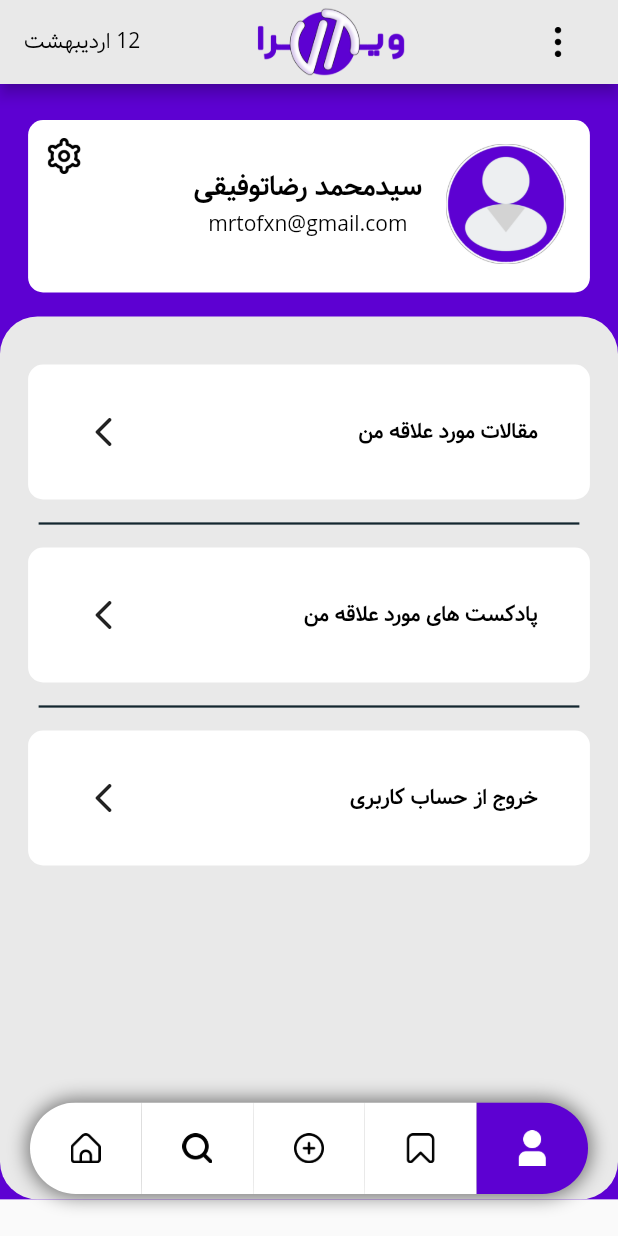
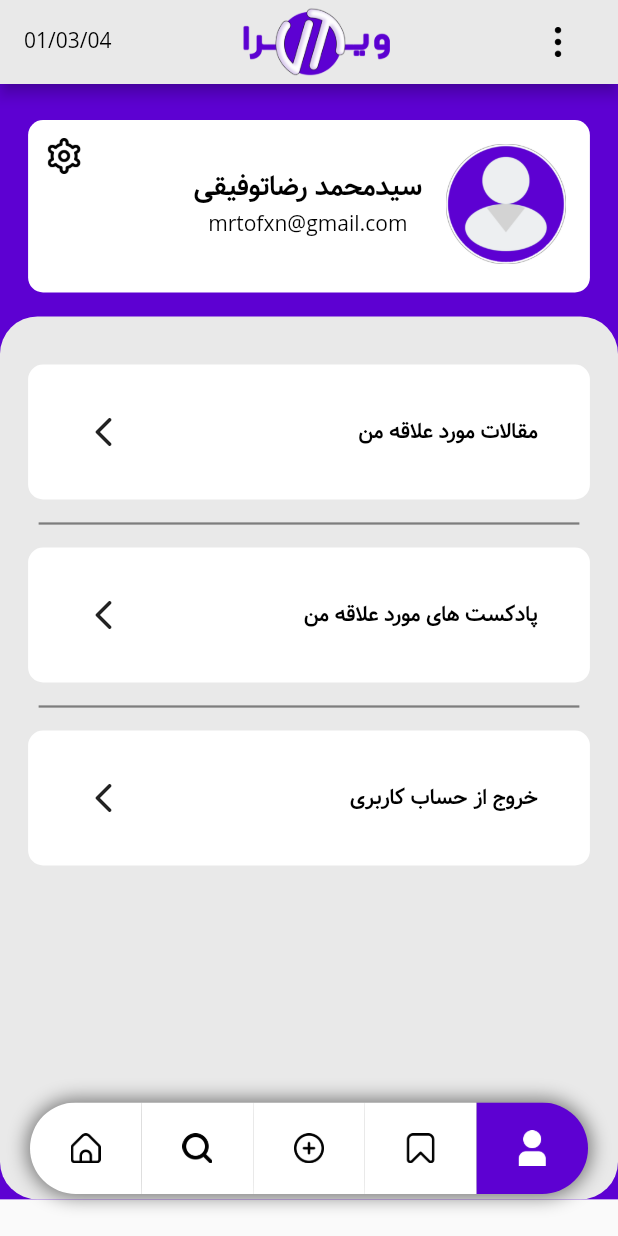
Before and after one commit to smrTofighi/vira_new, a Flutter app: the screen it shows after launch, item 5 of the bottom bar chosen, on a phone screen of 412 x 824 dp. Run offline on Flutter 3.47's test engine with Material 2 defaults, Android fonts, the light colour scheme and no system bars; our stand-ins replace flutter_spinkit; network calls fail.

Commit message:
debug and resolve problem

```diff
--- a/lib/constant/color.dart
+++ b/lib/constant/color.dart
@@ -8,10 +8,11 @@ class SolidColors{
   static const Color bottomNavon = Color(0xff5d01d2);
   static const Color bottomNavoff = Color(0xffffffff);
   static const Color mostTextColor = Color(0xff000000);
-  static const Color dividerColor = Color(0xFF13262F);
+  static const Color dividerColor = Color.fromARGB(200, 95, 95, 95);
   static const Color hashTagColor = Color(0xFFF5F1ED);
-  static const Color silver = Color.fromARGB(255, 233, 233, 233);
+  static const Color bgProfileFooter = Color.fromARGB(255, 233, 233, 233);
   static const Color appBar = Color.fromARGB(255, 233, 233, 233);
+  static const Color bgButtonProfile = Color.fromARGB(255, 255, 255, 255);
 }
 
 class GradiantColors{
--- a/lib/pages/home_screen.dart
+++ b/lib/pages/home_screen.dart
@@ -3,14 +3,22 @@ import 'package:vira_app/component.dart';
 import 'package:vira_app/constant/string.dart';
 import '../constant/color.dart';
 import '../models/data_models.dart';
+//! Imports  -----------------------
 
 class HomeScreen extends StatelessWidget {
-  const HomeScreen({Key? key, required this.size, required this.textTheme})
-      : super(key: key);
+  const HomeScreen({
+    Key? key,
+    required this.size,
+    required this.textTheme,
+  }) : super(key: key);
+  //* Constructor ---------------
+
   final TextTheme textTheme;
   final Size size;
+  //* Variables -----------------
   @override
   Widget build(BuildContext context) {
+    //? Return ------------------
     return SingleChildScrollView(
       physics: const BouncingScrollPhysics(),
       child: Padding(
@@ -18,26 +26,30 @@ class HomeScreen extends StatelessWidget {
         child: Column(
           children: [
             const ViraSizedBox(height: 6.0),
+            //? ----------------------------
+
             MostNewsText(textTheme: textTheme),
+
             const ViraSizedBox(height: 6.0),
+            //? ----------------------------
             MoreNewsPostList(size: size, textTheme: textTheme),
+
             const ViraSizedBox(height: 6),
+            //? ----------------------------
             const HashTagList(),
+
             const ViraSizedBox(height: 8.0),
+            //? ----------------------------
             NewText(textTheme: textTheme),
+
             NewPostList(size: size, textTheme: textTheme),
-            Padding(
-              padding: const EdgeInsets.all(8.0),
-              child: Align(
-                alignment: Alignment.centerRight,
-                child: Text(
-                  Strings.newPadCast,
-                  style: textTheme.headline2,
-                ),
-              ),
-            ),
+
+            NewPadCast(textTheme: textTheme),
+
             NewPadCastList(size: size),
+
             const ViraSizedBox(height: 70.0),
+            //? ----------------------------
           ],
         ),
       ),
@@ -46,6 +58,29 @@ class HomeScreen extends StatelessWidget {
 }
 
 //! WIdgets -----------------
+
+class NewPadCast extends StatelessWidget {
+  const NewPadCast({
+    Key? key,
+    required this.textTheme,
+  }) : super(key: key);
+
+  final TextTheme textTheme;
+
+  @override
+  Widget build(BuildContext context) {
+    return Padding(
+      padding: const EdgeInsets.all(8.0),
+      child: Align(
+        alignment: Alignment.centerRight,
+        child: Text(
+          Strings.newPadCast,
+          style: textTheme.headline2,
+        ),
+      ),
+    );
+  }
+}
 
 class HashTagList extends StatelessWidget {
   const HashTagList({
--- a/lib/pages/main_screen.dart
+++ b/lib/pages/main_screen.dart
@@ -47,7 +47,7 @@ class _MainScreenState extends State<MainScreen> {
                 height: 50,
               ),
               Text(
-                '12 اردیبهشت',
+                '01/03/04',
                 style: textTheme.bodyText1,
               ),
             ],
--- a/lib/pages/profile_screen.dart
+++ b/lib/pages/profile_screen.dart
@@ -7,84 +7,36 @@ import 'package:vira_app/gen/assets.gen.dart';
 class ProfileScreen extends StatelessWidget {
   const ProfileScreen({Key? key, required this.size, required this.textTheme})
       : super(key: key);
+  //* Constructor -----------------
+
   final TextTheme textTheme;
   final Size size;
+  //* Variables -------------------
+
   @override
   Widget build(BuildContext context) {
+    //? Return --------------------
     return SingleChildScrollView(
       child: Container(
-          color: SolidColors.themeColor,
-          child: Column(
-            children: [
-              Padding(
-                padding: const EdgeInsets.fromLTRB(16, 24, 16, 16),
-                child: Container(
-                  width: size.width / 1.1,
-                  height: 115,
-                  decoration: const BoxDecoration(
-                    borderRadius: BorderRadius.all(
-                      Radius.circular(10.0),
-                    ),
-                    color: Colors.white,
-                  ),
-                  child: Stack(
-                    children: [
-                      Positioned(
-                        right: 16,
-                        top: 16,
-                        child: Row(
-                          mainAxisAlignment: MainAxisAlignment.center,
-                          children: [
-                            Image(
-                              image: Assets.images.avatar,
-                              height: 80,
-                            ),
-                            const SizedBox(
-                              width: 16,
-                            ),
-                            Column(
-                              mainAxisAlignment: MainAxisAlignment.center,
-                              children: [
-                                Text(
-                                  'سیدمحمد رضاتوفیقی',
-                                  style: textTheme.headline3,
-                                ),
-                                Text(
-                                  'mrtofxn@gmail.com',
-                                  style: textTheme.bodyText1,
-                                ),
-                              ],
-                            ),
-                          ],
-                        ),
-                      ),
-                      Positioned(
-                        left: 0,
-                        top: 0,
-                        child: IconButton(
-                          color: Colors.black,
-                          icon: ImageIcon(
-                            Assets.icons.settings,
-                          ),
-                          onPressed: () {},
-                        ),
-                      ),
-                    ],
-                  ),
+        color: SolidColors.themeColor,
+        child: Column(
+          children: [
+            PersonalInfo(size: size, textTheme: textTheme),
+            //? Header ------------
+
+            Container(
+              width: size.width,
+              height: size.height / 1.4,
+              decoration: const BoxDecoration(
+                borderRadius: BorderRadius.all(
+                  Radius.circular(25),
                 ),
+                color: SolidColors.bgProfileFooter,
               ),
-              Container(
-                width: size.width,
-                height: size.height/1.4,
-                decoration: const BoxDecoration(
-                  borderRadius: BorderRadius.all(
-                    Radius.circular(25),
-                  ),
-                  color: SolidColors.silver,
-                ),
+              child: Padding(
+                padding: const EdgeInsets.only(top: 24.0),
                 child: Column(
                   children: [
-                    const ViraSizedBox(height: 24),
                     Padding(
                       padding: const EdgeInsets.all(8.0),
                       child: Container(
@@ -94,7 +46,7 @@ class ProfileScreen extends StatelessWidget {
                           borderRadius: BorderRadius.all(
                             Radius.circular(10),
                           ),
-                          color: Colors.white,
+                          color: SolidColors.bgButtonProfile,
                         ),
                         child: Row(
                           mainAxisAlignment: MainAxisAlignment.spaceAround,
@@ -143,7 +95,7 @@ class ProfileScreen extends StatelessWidget {
                           borderRadius: BorderRadius.all(
                             Radius.circular(10),
                           ),
-                          color: Colors.white,
+                          color: SolidColors.bgButtonProfile,
                         ),
                         child: Row(
                           mainAxisAlignment: MainAxisAlignment.spaceAround,
@@ -192,7 +144,7 @@ class ProfileScreen extends StatelessWidget {
                           borderRadius: BorderRadius.all(
                             Radius.circular(10),
                           ),
-                          color: Colors.white,
+                          color: SolidColors.bgButtonProfile,
                         ),
                         child: Row(
                           mainAxisAlignment: MainAxisAlignment.spaceAround,
@@ -232,11 +184,86 @@ class ProfileScreen extends StatelessWidget {
                     )
                   ],
                 ),
-              )
-            ],
-          ),
-
-          ),
+              ),
+            )
+          ],
+        ),
+      ),
     );
   }
 }
+
+
+
+//! Widgets ---------------
+class PersonalInfo extends StatelessWidget {
+  const PersonalInfo({
+    Key? key,
+    required this.size,
+    required this.textTheme,
+  }) : super(key: key);
+
+  final Size size;
+  final TextTheme textTheme;
+
+  @override
+  Widget build(BuildContext context) {
+    return Padding(
+      padding: const EdgeInsets.fromLTRB(16, 24, 16, 16),
+      child: Container(
+        width: size.width / 1.1,
+        height: 115,
+        decoration: const BoxDecoration(
+          borderRadius: BorderRadius.all(
+            Radius.circular(10.0),
+          ),
+          color: Colors.white,
+        ),
+        child: Stack(
+          children: [
+            Positioned(
+              right: 16,
+              top: 16,
+              child: Row(
+                mainAxisAlignment: MainAxisAlignment.center,
+                children: [
+                  Image(
+                    image: Assets.images.avatar,
+                    height: 80,
+                  ),
+                  const SizedBox(
+                    width: 16,
+                  ),
+                  Column(
+                    mainAxisAlignment: MainAxisAlignment.center,
+                    children: [
+                      Text(
+                        'سیدمحمد رضاتوفیقی',
+                        style: textTheme.headline3,
+                      ),
+                      Text(
+                        'mrtofxn@gmail.com',
+                        style: textTheme.bodyText1,
+                      ),
+                    ],
+                  ),
+                ],
+              ),
+            ),
+            Positioned(
+              left: 0,
+              top: 0,
+              child: IconButton(
+                color: Colors.black,
+                icon: ImageIcon(
+                  Assets.icons.settings,
+                ),
+                onPressed: () {},
+              ),
+            ),
+          ],
+        ),
+      ),
+    );
+  }
+}
```
